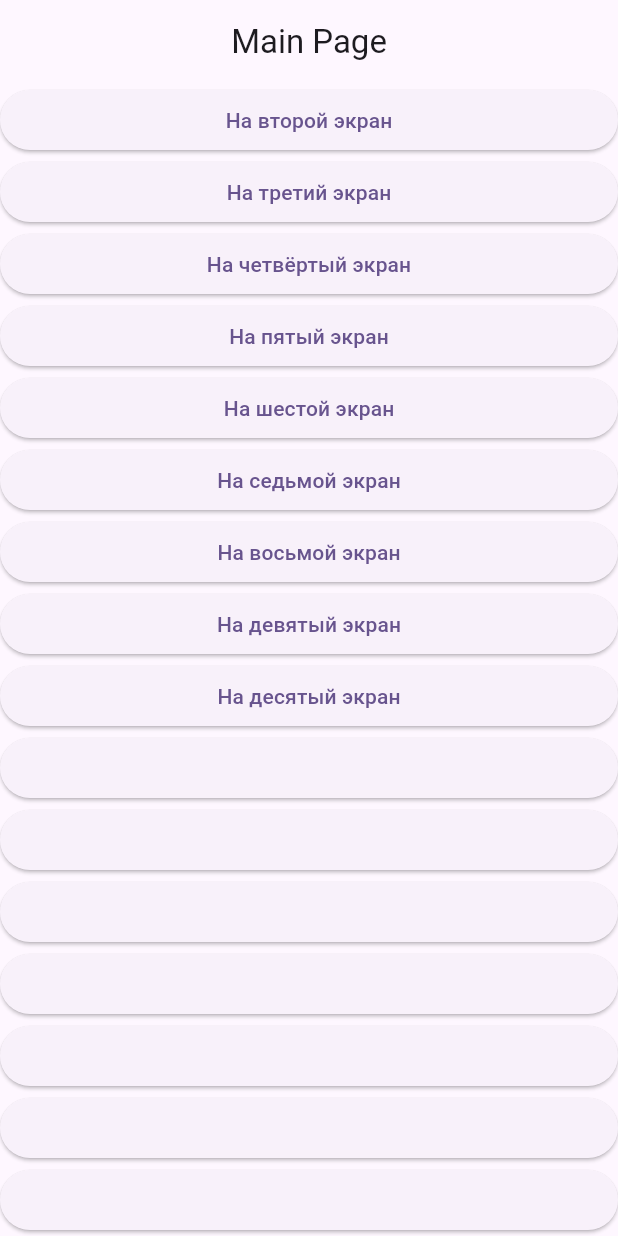
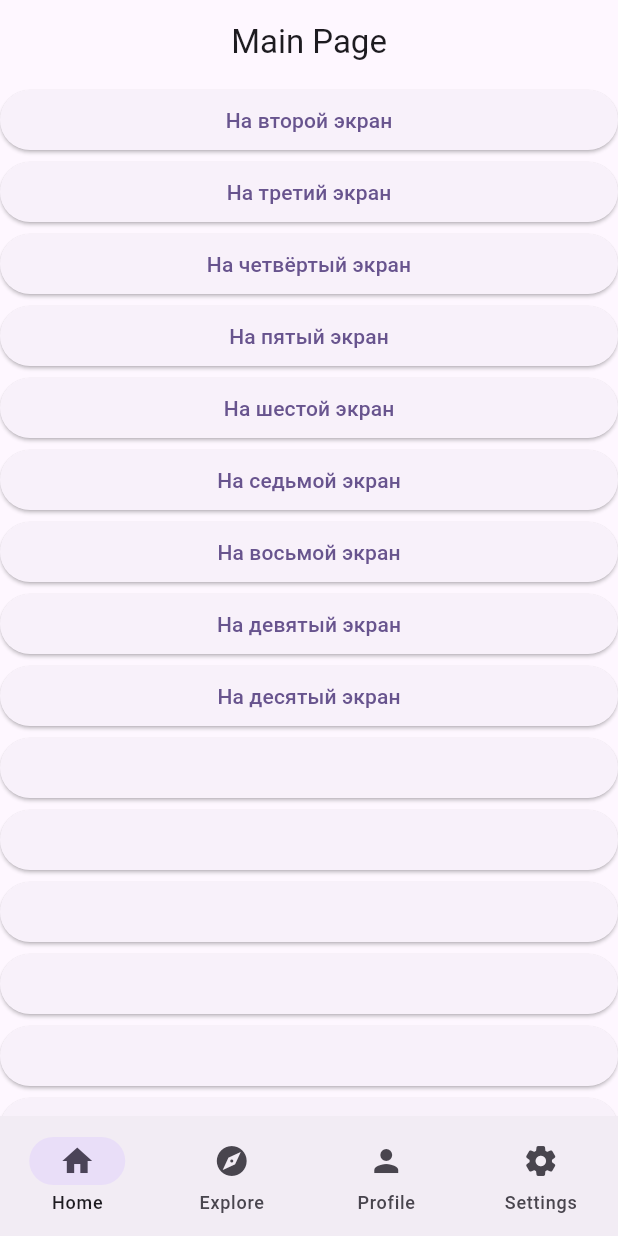
Before and after one commit to Max-IThub/Flutter-more_screens, a Flutter app: the screen it shows after launch, on a phone screen of 412 x 824 dp. Run offline on Flutter 3.47's test engine with Material 3 defaults, Android fonts, the phone set to English and light mode, and no system bars.

Commit message:
add navbar

```diff
--- a/lib/eighth_screen.dart
+++ b/lib/eighth_screen.dart
@@ -16,6 +16,10 @@ class EighthScreen extends StatelessWidget {
           },
         ),
       ),
+
+
+
+
     );
   }
 }
--- a/lib/main.dart
+++ b/lib/main.dart
@@ -169,6 +169,9 @@ class _MyHomePageState extends State<MyHomePage> {
     });
   }
 
+
+
+
   @override
   Widget build(BuildContext context) {
     return Scaffold(
@@ -232,8 +235,35 @@ class _MyHomePageState extends State<MyHomePage> {
               },
             ),
           ),
+
+          NavigationBar(
+        destinations: const [
+          NavigationDestination(
+            icon: Icon(Icons.home),
+            label: 'Home',
+            ),
+          NavigationDestination(
+            icon: Icon(Icons.explore),
+            label: 'Explore',
+            ),
+          NavigationDestination(
+            icon: Icon(Icons.person),
+            label: 'Profile'
+            ),
+          NavigationDestination(
+            icon: Icon(Icons.settings_rounded),
+            label: 'Settings'
+            ),
         ],
       ),
+        ],
+
+
+
+      ),
+
+
+
     );
   }
 }
```
